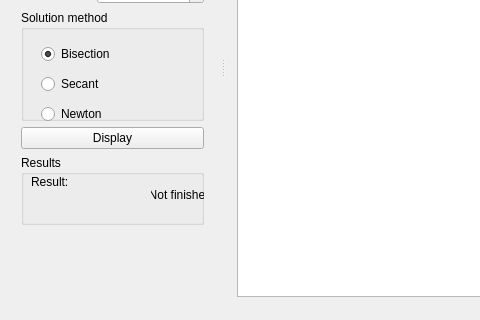
Qt form mainwindow.ui (NeverMendel/NumericalSolutionOfEquations) before a commit; both pictures show x 0 to 480 and y 212 to 532 of the 846 by 532 pixel window.
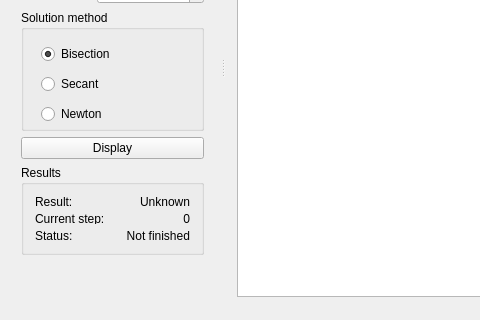
The same form after that commit. Custom widgets are drawn as their Qt base class.

Commit message: Improve results area

Patch:
```diff
--- a/mainwindow.ui
+++ b/mainwindow.ui
@@ -128,7 +128,7 @@
        <x>10</x>
        <y>0</y>
        <width>205</width>
-       <height>381</height>
+       <height>411</height>
       </rect>
      </property>
      <layout class="QVBoxLayout" name="verticalLayout">
@@ -297,50 +297,49 @@
         <property name="maximumSize">
          <size>
           <width>16777215</width>
-          <height>70</height>
+          <height>90</height>
          </size>
         </property>
         <property name="title">
          <string>Results</string>
         </property>
+        <layout class="QFormLayout" name="formLayout_2">
+         <item row="0" column="0">
         <widget class="QLabel" name="resultTextLabel">
-         <property name="geometry">
-          <rect>
-           <x>10</x>
-           <y>20</y>
-           <width>40</width>
-           <height>13</height>
-          </rect>
-         </property>
          <property name="text">
           <string>Result:</string>
          </property>
         </widget>
+         </item>
+         <item row="0" column="1">
         <widget class="QLabel" name="resultLabel">
-         <property name="geometry">
-          <rect>
-           <x>120</x>
-           <y>20</y>
-           <width>70</width>
-           <height>13</height>
-          </rect>
-         </property>
+           <property name="text">
+            <string>Unknown</string>
+           </property>
+           <property name="alignment">
+            <set>Qt::AlignRight|Qt::AlignTrailing|Qt::AlignVCenter</set>
+           </property>
+          </widget>
+         </item>
+         <item row="1" column="0">
+          <widget class="QLabel" name="currentStepTextLabel">
          <property name="text">
-          <string/>
-         </property>
+            <string>Current step:</string>
+           </property>
+          </widget>
+         </item>
+         <item row="1" column="1">
+          <widget class="QLabel" name="currentStepLabel">
+           <property name="text">
+            <string>0</string>
+           </property>
          <property name="alignment">
           <set>Qt::AlignRight|Qt::AlignTrailing|Qt::AlignVCenter</set>
          </property>
         </widget>
+         </item>
+         <item row="2" column="1">
         <widget class="QLabel" name="statusLabel">
-         <property name="geometry">
-          <rect>
-           <x>130</x>
-           <y>30</y>
-           <width>61</width>
-           <height>20</height>
-          </rect>
-         </property>
          <property name="layoutDirection">
           <enum>Qt::LeftToRight</enum>
          </property>
@@ -351,6 +350,15 @@
           <set>Qt::AlignRight|Qt::AlignTrailing|Qt::AlignVCenter</set>
          </property>
         </widget>
+         </item>
+         <item row="2" column="0">
+          <widget class="QLabel" name="statusTextLabel">
+           <property name="text">
+            <string>Status:</string>
+           </property>
+          </widget>
+         </item>
+        </layout>
        </widget>
       </item>
      </layout>
```
Lines whose indentation alone changed are shown as unchanged. The commit also changes 2 other files.
